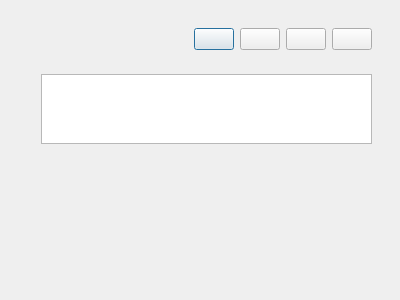
Old version of the form app/gui/layout/form.ui in the repository levirumm/MyCalendar.
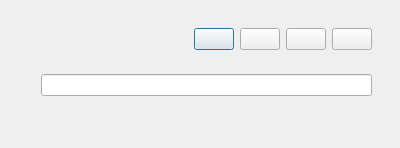
New version of the form. Icons and pictures are not drawn.

Commit message: Added name entry and buttons of form

Diff of the .ui file:
```diff
--- a/app/gui/layout/form.ui
+++ b/app/gui/layout/form.ui
@@ -7,7 +7,7 @@
     <x>0</x>
     <y>0</y>
     <width>400</width>
-    <height>300</height>
+    <height>129</height>
    </rect>
   </property>
   <property name="windowTitle">
@@ -102,7 +102,7 @@
         <property name="sizePolicy">
          <sizepolicy hsizetype="Preferred" vsizetype="Preferred">
           <horstretch>0</horstretch>
-          <verstretch>1</verstretch>
+          <verstretch>0</verstretch>
          </sizepolicy>
         </property>
         <property name="frameShape">
@@ -120,7 +120,11 @@
           </widget>
          </item>
          <item>
-          <widget class="QTextEdit" name="name_entry"/>
+          <widget class="QLineEdit" name="name_entry">
+           <property name="clearButtonEnabled">
+            <bool>false</bool>
+           </property>
+          </widget>
          </item>
         </layout>
        </widget>
@@ -130,7 +134,7 @@
         <property name="sizePolicy">
          <sizepolicy hsizetype="Preferred" vsizetype="Preferred">
           <horstretch>0</horstretch>
-          <verstretch>6</verstretch>
+          <verstretch>0</verstretch>
          </sizepolicy>
         </property>
         <property name="frameShape">
```
Left out of the diff: 25 changed lines with no effect on the pictures. The commit also changes 19 other files.
